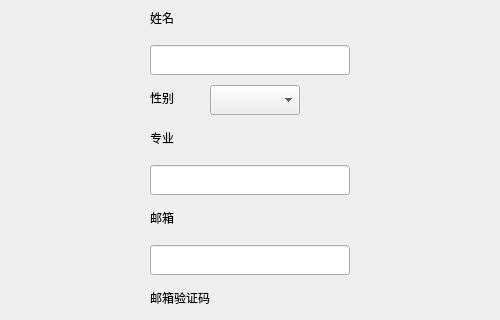
adventurer-w/Books-Management-System, file BMS/view/register.ui: the form before one commit; both pictures show x 0 to 500 and y 95 to 415 of the 500 by 721 pixel window.
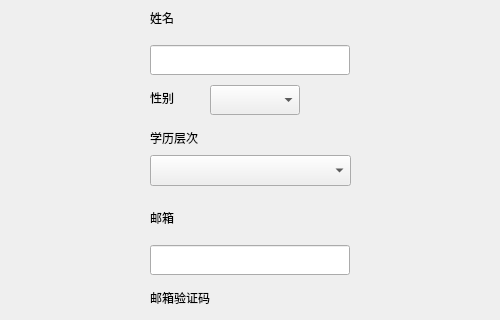
The form after the commit.

```diff
--- a/BMS/view/register.ui
+++ b/BMS/view/register.ui
@@ -95,16 +95,6 @@
     <string>邮箱</string>
    </property>
   </widget>
-  <widget class="QLineEdit" name="line_major">
-   <property name="geometry">
-    <rect>
-     <x>150</x>
-     <y>260</y>
-     <width>200</width>
-     <height>30</height>
-    </rect>
-   </property>
-  </widget>
   <widget class="QLabel" name="lb_major">
    <property name="geometry">
     <rect>
@@ -115,7 +105,7 @@
     </rect>
    </property>
    <property name="text">
-    <string>专业</string>
+    <string>学历层次</string>
    </property>
   </widget>
   <widget class="QLineEdit" name="line_email">
@@ -236,6 +226,16 @@
     <string>获取验证码</string>
    </property>
   </widget>
+  <widget class="QComboBox" name="comboBox">
+   <property name="geometry">
+    <rect>
+     <x>150</x>
+     <y>250</y>
+     <width>201</width>
+     <height>31</height>
+    </rect>
+   </property>
+  </widget>
  </widget>
  <resources/>
  <connections/>
```
